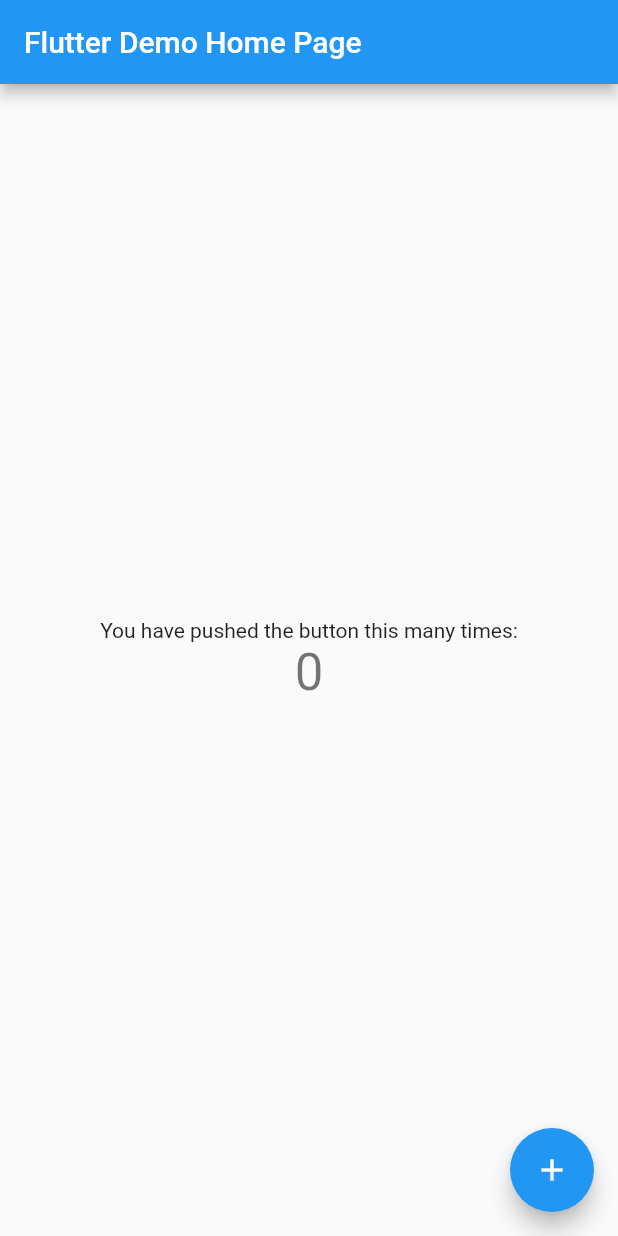
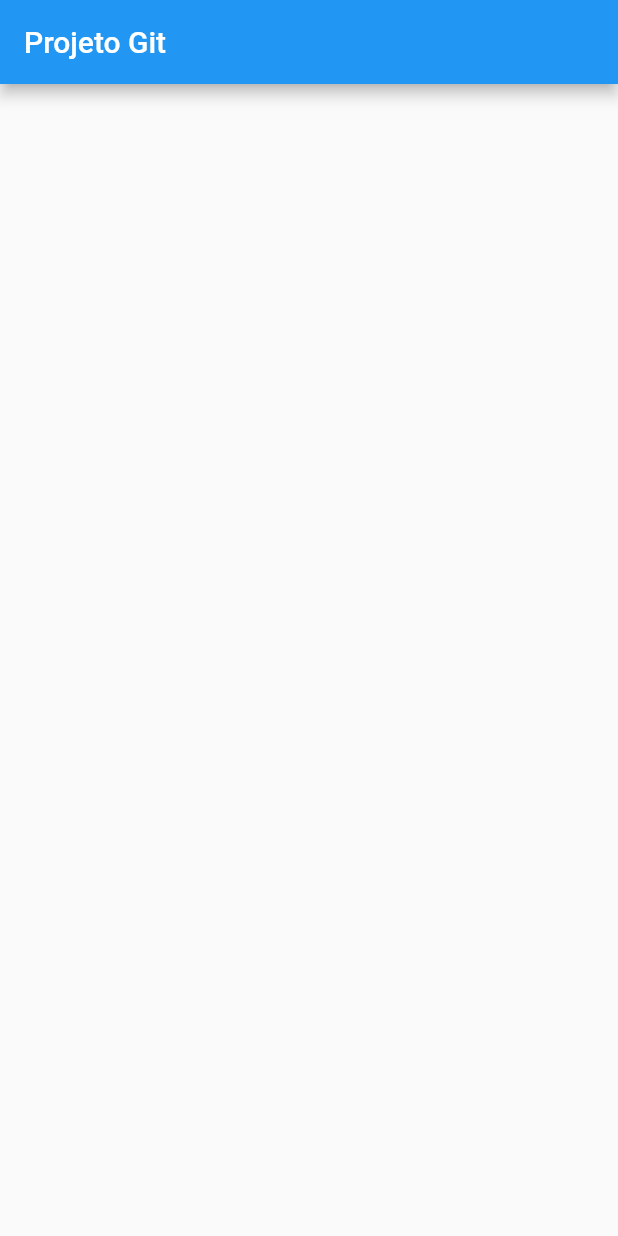
Before and after one commit to Elton-DS/Flutter_, a Flutter app: the screen it shows after launch, on a phone screen of 412 x 824 dp. Run offline on Flutter 3.47's test engine with Material 2 defaults, Android fonts, the phone set to English and light mode, and no system bars.

Commit message:
Atualizei o main.dart

```diff
--- a/lib/main.dart
+++ b/lib/main.dart
@@ -1,117 +1,18 @@
 import 'package:flutter/material.dart';
 
-void main() {
-  runApp(MyApp());
+
+void main(){
+  runApp(MaterialApp(
+    home: Home(),
+  ));
 }
-
-class MyApp extends StatelessWidget {
-  // This widget is the root of your application.
+class Home extends StatelessWidget {
   @override
   Widget build(BuildContext context) {
-    return MaterialApp(
-      title: 'Flutter Demo',
-      theme: ThemeData(
-        // This is the theme of your application.
-        //
-        // Try running your application with "flutter run". You'll see the
-        // application has a blue toolbar. Then, without quitting the app, try
-        // changing the primarySwatch below to Colors.green and then invoke
-        // "hot reload" (press "r" in the console where you ran "flutter run",
-        // or simply save your changes to "hot reload" in a Flutter IDE).
-        // Notice that the counter didn't reset back to zero; the application
-        // is not restarted.
-        primarySwatch: Colors.blue,
-        // This makes the visual density adapt to the platform that you run
-        // the app on. For desktop platforms, the controls will be smaller and
-        // closer together (more dense) than on mobile platforms.
-        visualDensity: VisualDensity.adaptivePlatformDensity,
+    return Scaffold(
+      appBar: AppBar(
+        title: Text('Projeto Git'),
       ),
-      home: MyHomePage(title: 'Flutter Demo Home Page'),
     );
   }
 }
-
-class MyHomePage extends StatefulWidget {
-  MyHomePage({Key key, this.title}) : super(key: key);
-
-  // This widget is the home page of your application. It is stateful, meaning
-  // that it has a State object (defined below) that contains fields that affect
-  // how it looks.
-
-  // This class is the configuration for the state. It holds the values (in this
-  // case the title) provided by the parent (in this case the App widget) and
-  // used by the build method of the State. Fields in a Widget subclass are
-  // always marked "final".
-
-  final String title;
-
-  @override
-  _MyHomePageState createState() => _MyHomePageState();
-}
-
-class _MyHomePageState extends State<MyHomePage> {
-  int _counter = 0;
-
-  void _incrementCounter() {
-    setState(() {
-      // This call to setState tells the Flutter framework that something has
-      // changed in this State, which causes it to rerun the build method below
-      // so that the display can reflect the updated values. If we changed
-      // _counter without calling setState(), then the build method would not be
-      // called again, and so nothing would appear to happen.
-      _counter++;
-    });
-  }
-
-  @override
-  Widget build(BuildContext context) {
-    // This method is rerun every time setState is called, for instance as done
-    // by the _incrementCounter method above.
-    //
-    // The Flutter framework has been optimized to make rerunning build methods
-    // fast, so that you can just rebuild anything that needs updating rather
-    // than having to individually change instances of widgets.
-    return Scaffold(
-      appBar: AppBar(
-        // Here we take the value from the MyHomePage object that was created by
-        // the App.build method, and use it to set our appbar title.
-        title: Text(widget.title),
-      ),
-      body: Center(
-        // Center is a layout widget. It takes a single child and positions it
-        // in the middle of the parent.
-        child: Column(
-          // Column is also a layout widget. It takes a list of children and
-          // arranges them vertically. By default, it sizes itself to fit its
-          // children horizontally, and tries to be as tall as its parent.
-          //
-          // Invoke "debug painting" (press "p" in the console, choose the
-          // "Toggle Debug Paint" action from the Flutter Inspector in Android
-          // Studio, or the "Toggle Debug Paint" command in Visual Studio Code)
-          // to see the wireframe for each widget.
-          //
-          // Column has various properties to control how it sizes itself and
-          // how it positions its children. Here we use mainAxisAlignment to
-          // center the children vertically; the main axis here is the vertical
-          // axis because Columns are vertical (the cross axis would be
-          // horizontal).
-          mainAxisAlignment: MainAxisAlignment.center,
-          children: <Widget>[
-            Text(
-              'You have pushed the button this many times:',
-            ),
-            Text(
-              '$_counter',
-              style: Theme.of(context).textTheme.headline4,
-            ),
-          ],
-        ),
-      ),
-      floatingActionButton: FloatingActionButton(
-        onPressed: _incrementCounter,
-        tooltip: 'Increment',
-        child: Icon(Icons.add),
-      ), // This trailing comma makes auto-formatting nicer for build methods.
-    );
-  }
-}
```
Also changed, not shown: 1 other file.
